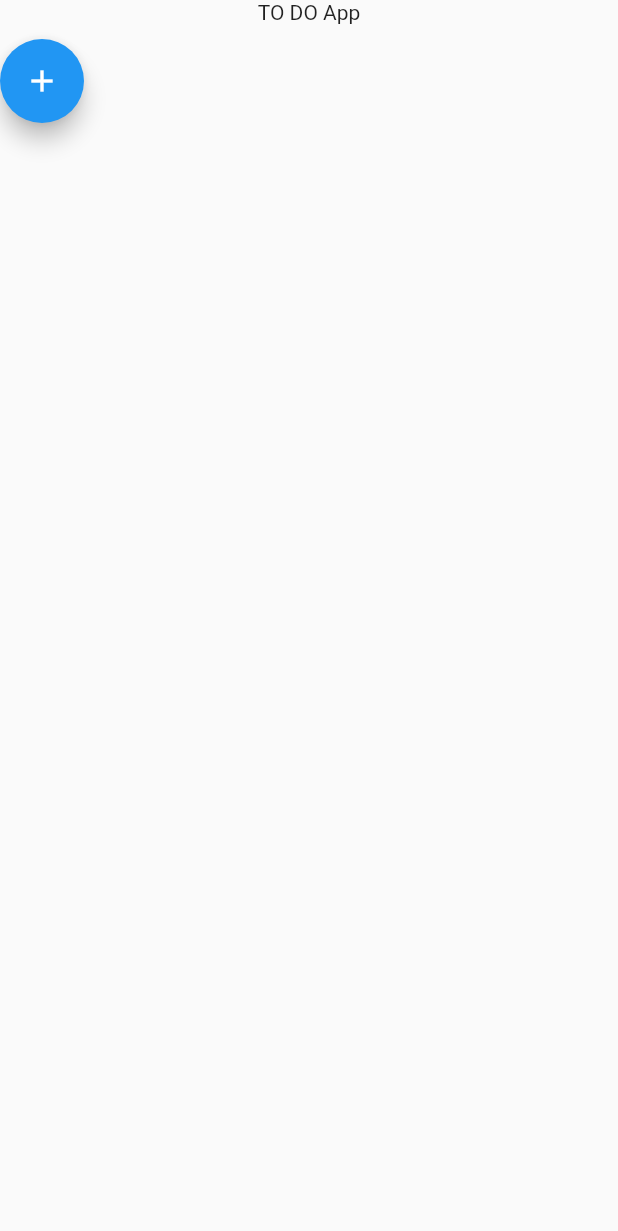
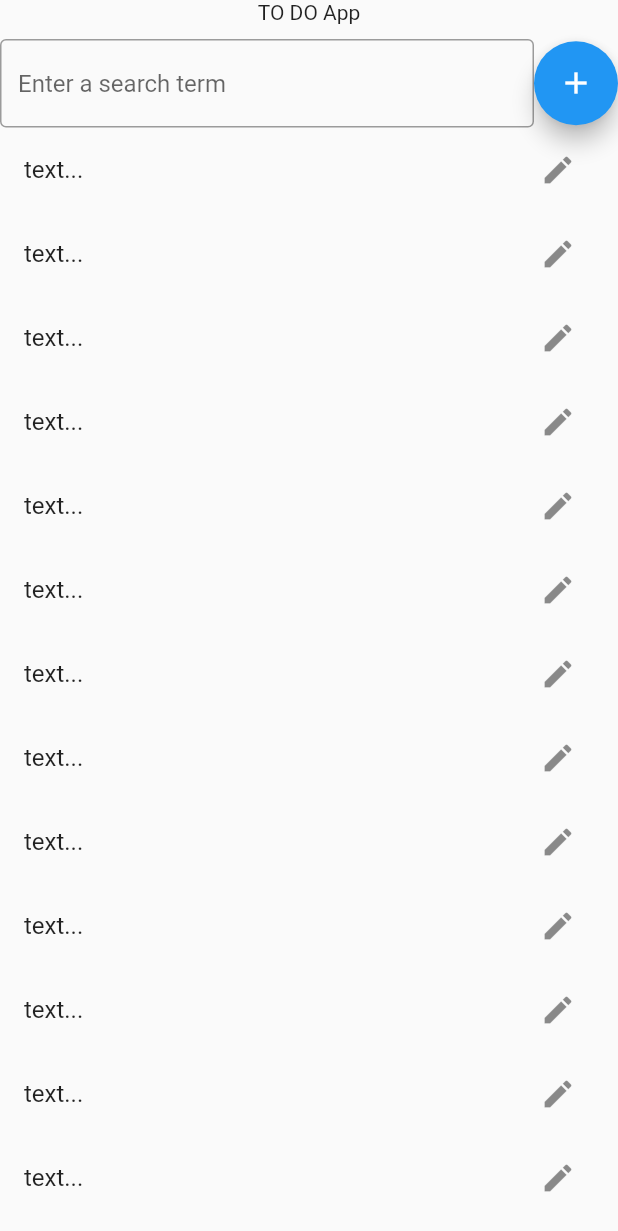
Before and after one commit to ravipatel0508/ToDoApp-Flutter, a Flutter app: the screen it shows after launch, on a phone screen of 412 x 824 dp. Shown: the top 1231 px of the screen. Run offline on Flutter 3.47's test engine with Material 2 defaults, Android fonts, the phone set to English and light mode, and no system bars.

Commit message:
second commit

```diff
--- a/lib/main.dart
+++ b/lib/main.dart
@@ -16,7 +16,7 @@ class MyApp extends StatelessWidget {
         primarySwatch: Colors.blue,
         visualDensity: VisualDensity.adaptivePlatformDensity
       ),
-      home: HomePage(),
+      home: SafeArea(child: HomePage()),
     );
   }
 }
--- a/lib/pages/homePage.dart
+++ b/lib/pages/homePage.dart
@@ -12,15 +12,35 @@ class _HomePageState extends State<HomePage> {
   Widget build(BuildContext context) {
     return Scaffold(
       body: Container(
+        child: SingleChildScrollView(
           child: Column(
             children: [
               Text('TO DO App'),
               SizedBox(height: 10),
-            Row(children:[
-              //TextField(),
-              FloatingActionButton(onPressed: (){},child: Icon(Icons.add),)
+              Row(children: [
+                Flexible(
+                  child: TextField(
+                    decoration: InputDecoration(
+                        border: OutlineInputBorder(),
+                        hintText: 'Enter a search term'),
+                  ),
+                ),
+                FloatingActionButton(
+                  onPressed: () {},
+                  child: Icon(Icons.add),
+                )
               ]),
+              Container(
+                height: MediaQuery.of(context).size.height,
+                child: ListView.builder(
+                  itemBuilder: (context, index) => ListTile(
+                    title: Text('text...'),
+                    trailing: IconButton(onPressed: (){}, icon: Icon(Icons.edit)),
+                  ),
+                ),
+              )
             ],
+          ),
         ),
       ),
     );
```
Lines whose indentation alone changed are shown as unchanged.
